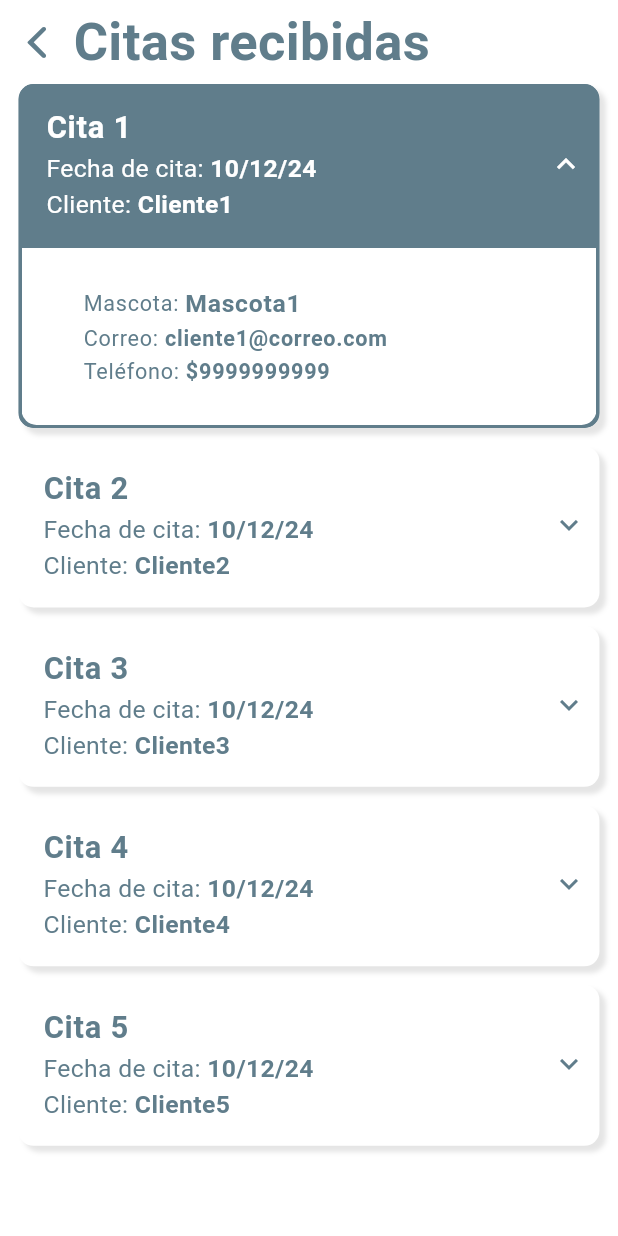
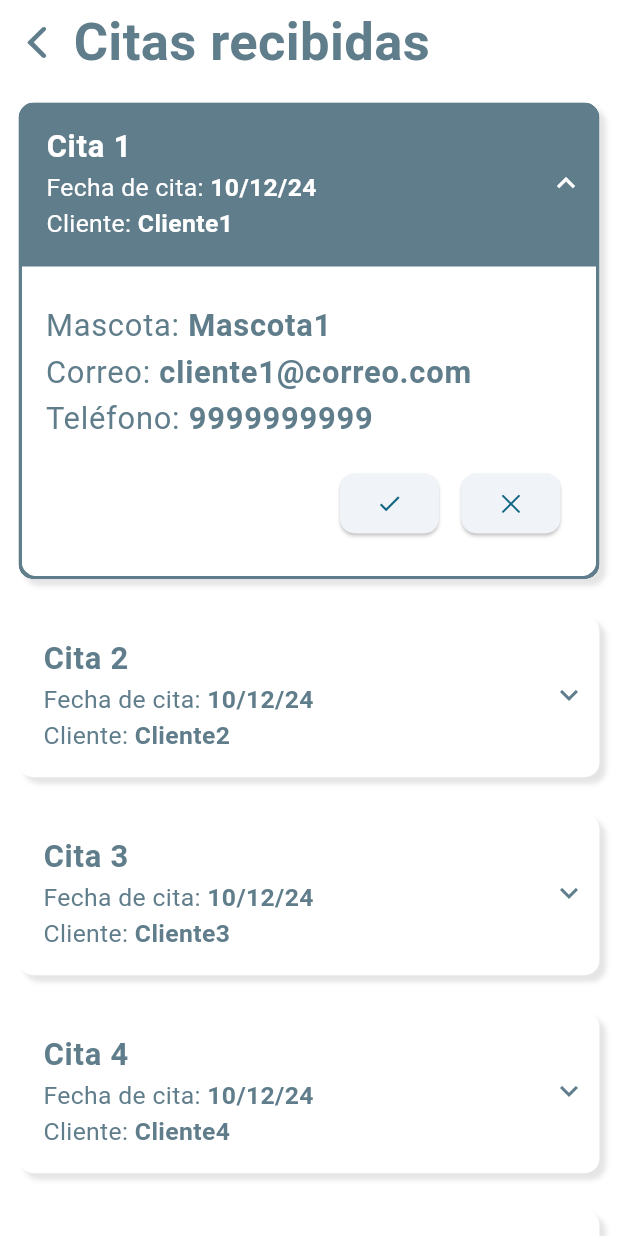
Before and after one commit to KodaSolutions/agendaapp, a Flutter app: the NewAppointments screen opened directly, after a tap on an icon or button, on a phone screen of 412 x 824 dp. Run offline on Flutter 3.47's test engine with Material 3 defaults, Android fonts, the light colour scheme and no system bars; our stand-ins replace connectivity_plus, firebase_core, firebase_messaging, flutter_keyboard_visibility, flutter_secure_storage, flutter_slidable and 5 more; missing offline and left inert: alphabet_list_view, jaguar_jwt; accounts and stored records are empty.

Commit message:
Cambios en la pantalla de recibir cita

```diff
--- a/lib/usersConfig/apmntList.dart
+++ b/lib/usersConfig/apmntList.dart
@@ -212,7 +212,6 @@ class _ApmntListState extends State<ApmntList> {
 
   @override
   Widget build(BuildContext context) {
-    print(newApmnt);
     // final groupedTickets = groupByTicket(ticketProducts);
     return Container(
         color: AppColors3.bgColor,
@@ -238,7 +237,6 @@ class _ApmntListState extends State<ApmntList> {
                     ),
                     child: GestureDetector(
                       onLongPress: () {
-                        print(apmntKeys);
                         keyboardVisibilityManager.hideKeyboard(context);
                         showApmntOptions(index);
                         widget.onShowBlur(2);
--- /dev/null
+++ b/lib/usersConfig/cardAptm.dart
@@ -0,0 +1,213 @@
+import 'package:flutter/cupertino.dart';
+import 'package:flutter/material.dart';
+
+import '../projectStyles/appColors.dart';
+
+class CardAptm extends StatefulWidget {
+  final int index;
+  const CardAptm({super.key, required this.index});
+
+  @override
+  State<CardAptm> createState() => _CardAptmState();
+}
+
+class _CardAptmState extends State<CardAptm> {
+
+  List<Map<String, dynamic>> newApmnt = [
+    {"id": 1, "name": "Cliente1", "date": "10/12/24", "time": "17:00", "detalles": [{"pet": "Mascota1", "mail": "cliente1@correo.com", "phone": "9999999999"}]},
+    {"id": 2, "name": "Cliente2", "date": "10/12/24", "time": "17:00", "detalles": [{"pet": "Mascota1", "mail": "cliente1@correo.com", "phone": "9999999999"}]},
+    {"id": 3, "name": "Cliente3", "date": "10/12/24", "time": "17:00", "detalles": [{"pet": "Mascota1", "mail": "cliente1@correo.com", "phone": "9999999999"}]},
+    {"id": 4, "name": "Cliente4", "date": "10/12/24", "time": "17:00", "detalles": [{"pet": "Mascota1", "mail": "cliente1@correo.com", "phone": "9999999999"}]},
+    {"id": 5, "name": "Cliente5", "date": "10/12/24", "time": "17:00", "detalles": [{"pet": "Mascota1", "mail": "cliente1@correo.com", "phone": "9999999999"}]},
+  ];
+
+  @override
+  Widget build(BuildContext context) {
+    return Container(
+      margin: EdgeInsets.symmetric(
+        vertical: MediaQuery.of(context).size.width * 0.03,
+        horizontal: MediaQuery.of(context).size.width * 0.03
+      ),
+      decoration: BoxDecoration(
+        borderRadius: BorderRadius.circular(10),
+        color: AppColors3.whiteColor,
+        boxShadow: [
+          BoxShadow(
+            color: AppColors3.blackColor.withOpacity(0.1),
+            offset: const Offset(4, 4),
+            blurRadius: 2,
+            spreadRadius: 0.1,
+          )
+        ],
+      ),
+      child: ClipRRect(
+        borderRadius: BorderRadius.circular(10),
+        child: ExpansionTile(
+          //controller: tileController![index],
+            iconColor: AppColors3.bgColor,
+            collapsedIconColor: AppColors3.primaryColor,
+            backgroundColor: AppColors3.primaryColor,
+            collapsedBackgroundColor: Colors.transparent,
+            textColor: AppColors3.bgColor,
+            collapsedTextColor: AppColors3.primaryColor,
+            tilePadding: EdgeInsets.only(
+                left: MediaQuery.of(context).size.width * 0.04,
+                right: MediaQuery.of(context).size.width * 0.02,
+                top: MediaQuery.of(context).size.width * 0.01,
+                bottom: MediaQuery.of(context).size.width * 0.015
+            ),
+            initiallyExpanded: false,
+            shape: RoundedRectangleBorder(
+                borderRadius: BorderRadius.circular(10),
+                side: const BorderSide(
+                    color: AppColors3.primaryColor,
+                    width: 2
+                )
+            ),
+            title: Text(
+              'Cita ${newApmnt[widget.index]['id']}',
+              style: TextStyle(
+                fontWeight: FontWeight.bold,
+                fontSize: MediaQuery.of(context).size.width * 0.05,
+              ),
+            ),
+            subtitle: Column(
+              crossAxisAlignment: CrossAxisAlignment.start,
+              children: [
+                Row(
+                  children: [
+                    Text(
+                      'Fecha de cita: ',
+                      style: TextStyle(
+                        fontSize: MediaQuery.of(context).size.width * 0.04,
+                      ),
+                    ),
+                    Text(
+                      '${newApmnt[widget.index]['date']}',
+                      style: TextStyle(
+                          fontWeight: FontWeight.bold,
+                          fontSize: MediaQuery.of(context).size.width * 0.04),
+                    ),
+                  ],
+                ),
+                Row(
+                  children: [
+                    Text(
+                      'Cliente: ',
+                      style: TextStyle(
+                          fontSize: MediaQuery.of(context).size.width * 0.04
+                      ),
+                    ),
+                    Text(
+                      '${newApmnt[widget.index]['name']}',
+                      style: TextStyle(
+                          fontWeight: FontWeight.bold,
+                          fontSize: MediaQuery.of(context).size.width * 0.04),
+                    ),
+                  ],
+                ),
+              ],
+            ),
+            children: [
+              Container(
+                padding: EdgeInsets.only(
+                    bottom: MediaQuery.of(context).size.width * 0.04,
+                    top: MediaQuery.of(context).size.width * 0.04,
+                    left: MediaQuery.of(context).size.width * 0.0),
+                decoration: const BoxDecoration(
+                    color: AppColors3.bgColor,
+                    borderRadius: BorderRadius.only(bottomRight: Radius.circular(10), bottomLeft: Radius.circular(10)),
+                    border: Border(
+                        top: BorderSide(color: AppColors3.primaryColor, width: 2)
+                    )
+                ),
+                child: Column(
+                  children: newApmnt[widget.index]['detalles'].map<Widget>((detalle) {
+                    return ListTile(
+                      title: Column(
+                        crossAxisAlignment: CrossAxisAlignment.start,
+                        children: [
+                          Row(
+                            children: [
+                              Text(
+                                "Mascota: ",
+                                style: TextStyle(
+                                    color: AppColors3.primaryColor,
+                                    fontSize: MediaQuery.of(context).size.width * 0.05),
+                              ),
+                              Text(
+                                '${detalle['pet']}',
+                                style: TextStyle(
+                                  color: AppColors3.primaryColor,
+                                  fontWeight: FontWeight.bold,
+                                  fontSize: MediaQuery.of(context).size.width * 0.05,
+                                ),
+                              ),
+                            ],
+                          ),
+                          Row(
+                            children: [
+                              Text(
+                                "Correo: ",
+                                style: TextStyle(
+                                    color: AppColors3.primaryColor,
+                                    fontSize: MediaQuery.of(context).size.width * 0.05),
+                              ),
+                              Text(
+                                '${detalle['mail']}',
+                                style: TextStyle(
+                                    color: AppColors3.primaryColor,
+                                    fontWeight: FontWeight.bold,
+                                    fontSize: MediaQuery.of(context).size.width * 0.05),
+                              ),
+                            ],
+                          ),
+                          Row(
+                            children: [
+                              Text(
+                                "Teléfono: ",
+                                style: TextStyle(
+                                    color: AppColors3.primaryColor,
+                                    fontSize: MediaQuery.of(context).size.width * 0.05),
+                              ),
+                              Text(
+                                '${detalle['phone']}',
+                                style: TextStyle(
+                                  color: AppColors3.primaryColor,
+                                  fontWeight: FontWeight.bold,
+                                  fontSize: MediaQuery.of(context).size.width * 0.05,
+                                ),
+                              ),
+                            ],
+                          ),
+                          Padding(padding: EdgeInsets.only(
+                            top: MediaQuery.of(context).size.width * 0.04,
+                          ),
+                            child: Row(
+                              mainAxisAlignment: MainAxisAlignment.end,
+                              children: [
+                                ElevatedButton(
+                                    style: ElevatedButton.styleFrom(
+                                      shape: RoundedRectangleBorder(borderRadius: BorderRadius.circular(10)),
+                                    ),
+                                    onPressed: (){}, child: const Icon(Icons.check)),
+                                const SizedBox(width: 15),
+                                ElevatedButton(
+                                    style: ElevatedButton.styleFrom(
+                                      shape: RoundedRectangleBorder(borderRadius: BorderRadius.circular(10)),
+                                    ),
+                                    onPressed: (){}, child: Icon(CupertinoIcons.xmark)),
+                              ],
+                            ),),
+                        ],
+                      ),
+                    );
+                  }).toList(),
+                ),
+              )
+            ]
+        ),
+      )
+    );
+  }
+}
--- a/lib/usersConfig/newAppointments.dart
+++ b/lib/usersConfig/newAppointments.dart
@@ -1,5 +1,6 @@
 import 'dart:ui';
 import 'package:agenda_app/usersConfig/apmntList.dart';
+import 'package:agenda_app/usersConfig/cardAptm.dart';
 import 'package:flutter/cupertino.dart';
 import 'package:flutter/material.dart';
 import 'package:intl/intl.dart';
@@ -25,6 +26,8 @@ class _NewAppointmentsState extends State<NewAppointments> with SingleTickerProv
   late String formattedDate;
   late KeyboardVisibilityManager keyboardVisibilityManager;
   //
+
+  bool listFF = false;
   double? screenWidth;
   double? screenHeight;
   double optSize = 0;
@@ -125,10 +128,11 @@ class _NewAppointmentsState extends State<NewAppointments> with SingleTickerProv
   @override
   Widget build(BuildContext context) {
     return Scaffold(
+      backgroundColor: AppColors3.whiteColor,
       body: Stack(
         children: [
           CustomScrollView(
-            physics: const NeverScrollableScrollPhysics(),
+            physics: const BouncingScrollPhysics(),
             slivers: [
               SliverAppBar(
                 backgroundColor: AppColors3.bgColor,
@@ -149,10 +153,7 @@ class _NewAppointmentsState extends State<NewAppointments> with SingleTickerProv
                       ),
                     ),
                     Expanded(
-                        child: Row(
-                          mainAxisAlignment: MainAxisAlignment.start,
-                          children: [
-                            Text(
+                        child: Text(
                               'Citas recibidas',
                               style: TextStyle(
                                 fontSize: MediaQuery.of(context).size.width * 0.085,
@@ -160,21 +161,52 @@ class _NewAppointmentsState extends State<NewAppointments> with SingleTickerProv
                                 color: AppColors3.primaryColor,
                               ),
                             )
-                          ],
-                        )),
+                          ),
                   ],
                 ),
               ),
-              SliverFillRemaining(
+              if (!listFF) ...[//TODO variable temporal la condicion seria un List.isNotEmpty
+                SliverList(
+                  delegate: SliverChildBuilderDelegate(
+                    (BuildContext context, int index) {
+                      return CardAptm(index: index);
+                    },
+                    childCount: 5,
+                  ),
+                ),
+              ] else ...[
+                SliverToBoxAdapter(
+                  child: Column(
+                    children: [
+                      const SizedBox(height: 200),
+                      Center(
+                          child: isLoading
+                              ? const CircularProgressIndicator(
+                                  color: Colors.black,
+                                )
+                              : Text(
+                                  "No hay citas pendientes",
+                                  style: TextStyle(
+                                      color: AppColors3.primaryColor,
+                                      fontWeight: FontWeight.bold,
+                                      fontSize:
+                                          MediaQuery.of(context).size.width *
+                                              0.06),
+                                )),
+                    ],
+                  ),
+                )
+              ]
+              /* SliverFillRemaining(
                 child: PageView(
                   children: [
                     ApmntList(onShowBlur: _onShowBlurr, onOptnSize: onOptnSize)
                   ],
                 ),
-              ),
+              ),*/
             ],
           ),
-          Visibility(
+         /* Visibility(
               visible: showBlurr,
               child: BackdropFilter(
                 filter: ImageFilter.blur(sigmaX: 4.0, sigmaY: 4.0),
@@ -194,7 +226,7 @@ class _NewAppointmentsState extends State<NewAppointments> with SingleTickerProv
                   ),
                 ),
               )
-          ),
+          ),*/
         ],
       ),
     );
```
